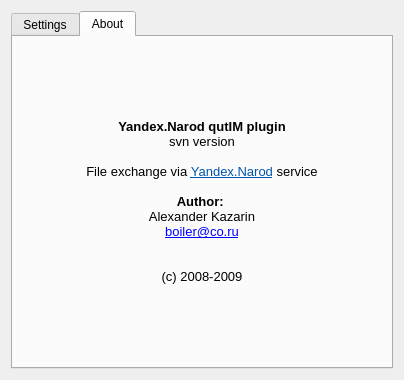
Old version of the form yandexnarod/src/yandexnarodsettings.ui in the repository euroelessar/qutim.
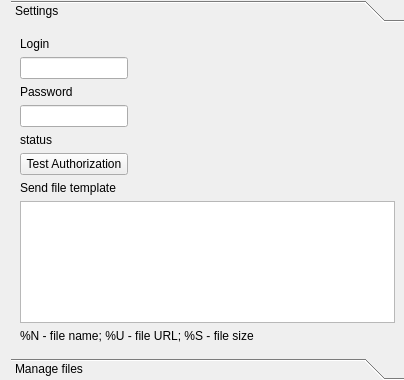
New version of the form. The open tabs and pages were chosen to show the change. Icons and pictures are not drawn.

Diff of the .ui file:
```diff
--- a/yandexnarod/src/yandexnarodsettings.ui
+++ b/yandexnarod/src/yandexnarodsettings.ui
@@ -14,13 +14,19 @@
    <string>Settings</string>
   </property>
   <layout class="QGridLayout" name="gridLayout">
+   <property name="topMargin">
+    <number>0</number>
+   </property>
+   <property name="rightMargin">
+    <number>0</number>
+   </property>
+   <property name="bottomMargin">
+    <number>0</number>
+   </property>
    <item row="0" column="1">
-    <widget class="QTabWidget" name="tabWidget">
-     <property name="currentIndex">
-      <number>0</number>
-     </property>
-     <widget class="QWidget" name="SettingsTab">
-      <attribute name="title">
+    <widget class="QToolBox" name="toolBox">
+     <widget class="QWidget" name="toolBoxPage1" native="true">
+      <attribute name="label">
        <string>Settings</string>
       </attribute>
       <layout class="QHBoxLayout" name="horizontalLayout">
@@ -105,8 +111,8 @@
             <string>&lt;!DOCTYPE HTML PUBLIC &quot;-//W3C//DTD HTML 4.0//EN&quot; &quot;http://www.w3.org/TR/REC-html40/strict.dtd&quot;&gt;
 &lt;html&gt;&lt;head&gt;&lt;meta name=&quot;qrichtext&quot; content=&quot;1&quot; /&gt;&lt;style type=&quot;text/css&quot;&gt;
 p, li { white-space: pre-wrap; }
-&lt;/style&gt;&lt;/head&gt;&lt;body style=&quot; font-family:'Sans Serif'; font-size:8pt; font-weight:400; font-style:normal;&quot;&gt;
-&lt;p style=&quot;-qt-paragraph-type:empty; margin-top:0px; margin-bottom:0px; margin-left:0px; margin-right:0px; -qt-block-indent:0; text-indent:0px; font-family:'Verdana';&quot;&gt;&lt;/p&gt;&lt;/body&gt;&lt;/html&gt;</string>
+&lt;/style&gt;&lt;/head&gt;&lt;body style=&quot; font-family:'Liberation Sans'; font-size:10pt; font-weight:400; font-style:normal;&quot;&gt;
+&lt;p style=&quot;-qt-paragraph-type:empty; margin-top:0px; margin-bottom:0px; margin-left:0px; margin-right:0px; -qt-block-indent:0; text-indent:0px; font-family:'Verdana'; font-size:8pt;&quot;&gt;&lt;/p&gt;&lt;/body&gt;&lt;/html&gt;</string>
            </property>
           </widget>
          </item>
@@ -134,37 +140,10 @@
        </item>
       </layout>
      </widget>
-     <widget class="QWidget" name="AboutTab">
-      <attribute name="title">
-       <string>About</string>
+     <widget class="QWidget" name="toolBoxPage2" native="true">
+      <attribute name="label">
+       <string>Manage files</string>
       </attribute>
-      <layout class="QHBoxLayout" name="horizontalLayout_2">
-       <item>
-        <widget class="QLabel" name="labelAbout">
-         <property name="text">
-          <string>&lt;!DOCTYPE HTML PUBLIC &quot;-//W3C//DTD HTML 4.0//EN&quot; &quot;http://www.w3.org/TR/REC-html40/strict.dtd&quot;&gt;
-&lt;html&gt;&lt;head&gt;&lt;meta name=&quot;qrichtext&quot; content=&quot;1&quot; /&gt;&lt;style type=&quot;text/css&quot;&gt;
-p, li { white-space: pre-wrap; }
-&lt;/style&gt;&lt;/head&gt;&lt;body style=&quot; font-family:'Tahoma'; font-size:10pt; font-weight:400; font-style:normal;&quot;&gt;
-&lt;p align=&quot;center&quot; style=&quot; margin-top:0px; margin-bottom:0px; margin-left:0px; margin-right:0px; -qt-block-indent:0; text-indent:0px;&quot;&gt;&lt;img src=&quot;:/icons/yandexnarodlogo.png&quot; /&gt;&lt;/p&gt;
-&lt;p align=&quot;center&quot; style=&quot; margin-top:0px; margin-bottom:0px; margin-left:0px; margin-right:0px; -qt-block-indent:0; text-indent:0px;&quot;&gt;&lt;span style=&quot; font-family:'Bitstream Vera Sans'; font-weight:600;&quot;&gt;Yandex.Narod qutIM plugin&lt;/span&gt;&lt;/p&gt;
-&lt;p align=&quot;center&quot; style=&quot; margin-top:0px; margin-bottom:0px; margin-left:0px; margin-right:0px; -qt-block-indent:0; text-indent:0px;&quot;&gt;&lt;span style=&quot; font-family:'Bitstream Vera Sans';&quot;&gt;svn version&lt;/span&gt;&lt;/p&gt;
-&lt;p align=&quot;center&quot; style=&quot;-qt-paragraph-type:empty; margin-top:0px; margin-bottom:0px; margin-left:0px; margin-right:0px; -qt-block-indent:0; text-indent:0px; font-family:'Bitstream Vera Sans';&quot;&gt;&lt;/p&gt;
-&lt;p align=&quot;center&quot; style=&quot; margin-top:0px; margin-bottom:0px; margin-left:0px; margin-right:0px; -qt-block-indent:0; text-indent:0px;&quot;&gt;&lt;span style=&quot; font-family:'Bitstream Vera Sans';&quot;&gt;File exchange via &lt;/span&gt;&lt;a href=&quot;http://narod.yandex.ru&quot;&gt;&lt;span style=&quot; font-family:'Bitstream Vera Sans'; text-decoration: underline; color:#0057ae;&quot;&gt;Yandex.Narod&lt;/span&gt;&lt;/a&gt;&lt;span style=&quot; font-family:'Bitstream Vera Sans';&quot;&gt; service&lt;/span&gt;&lt;/p&gt;
-&lt;p style=&quot;-qt-paragraph-type:empty; margin-top:0px; margin-bottom:0px; margin-left:0px; margin-right:0px; -qt-block-indent:0; text-indent:0px; font-family:'Bitstream Vera Sans';&quot;&gt;&lt;/p&gt;
-&lt;p align=&quot;center&quot; style=&quot; margin-top:0px; margin-bottom:0px; margin-left:0px; margin-right:0px; -qt-block-indent:0; text-indent:0px;&quot;&gt;&lt;span style=&quot; font-family:'Bitstream Vera Sans'; font-weight:600;&quot;&gt;Author: &lt;/span&gt;&lt;/p&gt;
-&lt;p align=&quot;center&quot; style=&quot; margin-top:0px; margin-bottom:0px; margin-left:0px; margin-right:0px; -qt-block-indent:0; text-indent:0px;&quot;&gt;&lt;span style=&quot; font-family:'Bitstream Vera Sans';&quot;&gt;Alexander Kazarin&lt;/span&gt;&lt;/p&gt;
-&lt;p align=&quot;center&quot; style=&quot; margin-top:0px; margin-bottom:0px; margin-left:0px; margin-right:0px; -qt-block-indent:0; text-indent:0px;&quot;&gt;&lt;a href=&quot;mailto:boiler.co.ru&quot;&gt;&lt;span style=&quot; font-family:'Bitstream Vera Sans'; text-decoration: underline; color:#0000ff;&quot;&gt;boiler@co.ru&lt;/span&gt;&lt;/a&gt;&lt;/p&gt;
-&lt;p align=&quot;center&quot; style=&quot;-qt-paragraph-type:empty; margin-top:0px; margin-bottom:0px; margin-left:0px; margin-right:0px; -qt-block-indent:0; text-indent:0px; font-family:'Bitstream Vera Sans'; text-decoration: underline; color:#000000;&quot;&gt;&lt;/p&gt;
-&lt;p align=&quot;center&quot; style=&quot;-qt-paragraph-type:empty; margin-top:0px; margin-bottom:0px; margin-left:0px; margin-right:0px; -qt-block-indent:0; text-indent:0px; font-family:'Bitstream Vera Sans'; text-decoration: underline; color:#000000;&quot;&gt;&lt;/p&gt;
-&lt;p align=&quot;center&quot; style=&quot; margin-top:0px; margin-bottom:0px; margin-left:0px; margin-right:0px; -qt-block-indent:0; text-indent:0px;&quot;&gt;&lt;span style=&quot; font-family:'Bitstream Vera Sans'; color:#000000;&quot;&gt;(c) 2008-2009&lt;/span&gt;&lt;/p&gt;&lt;/body&gt;&lt;/html&gt;</string>
-         </property>
-         <property name="wordWrap">
-          <bool>true</bool>
-         </property>
-        </widget>
-       </item>
-      </layout>
      </widget>
     </widget>
    </item>
```
